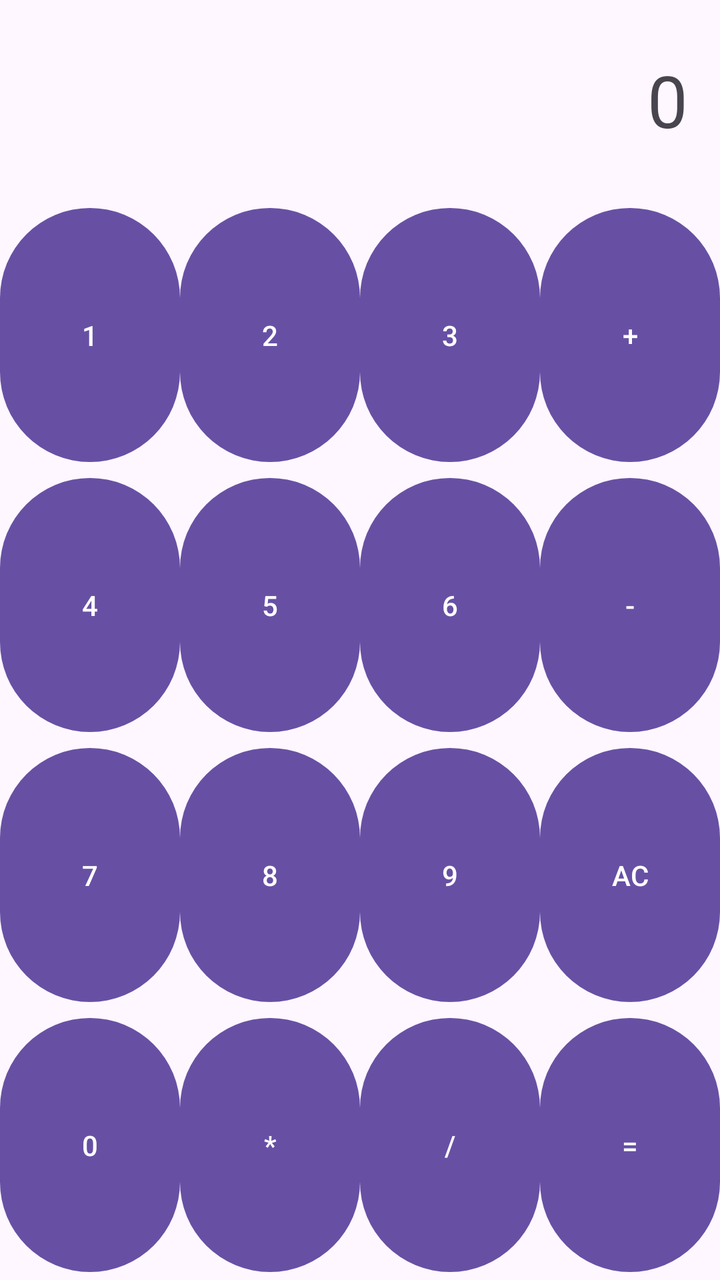
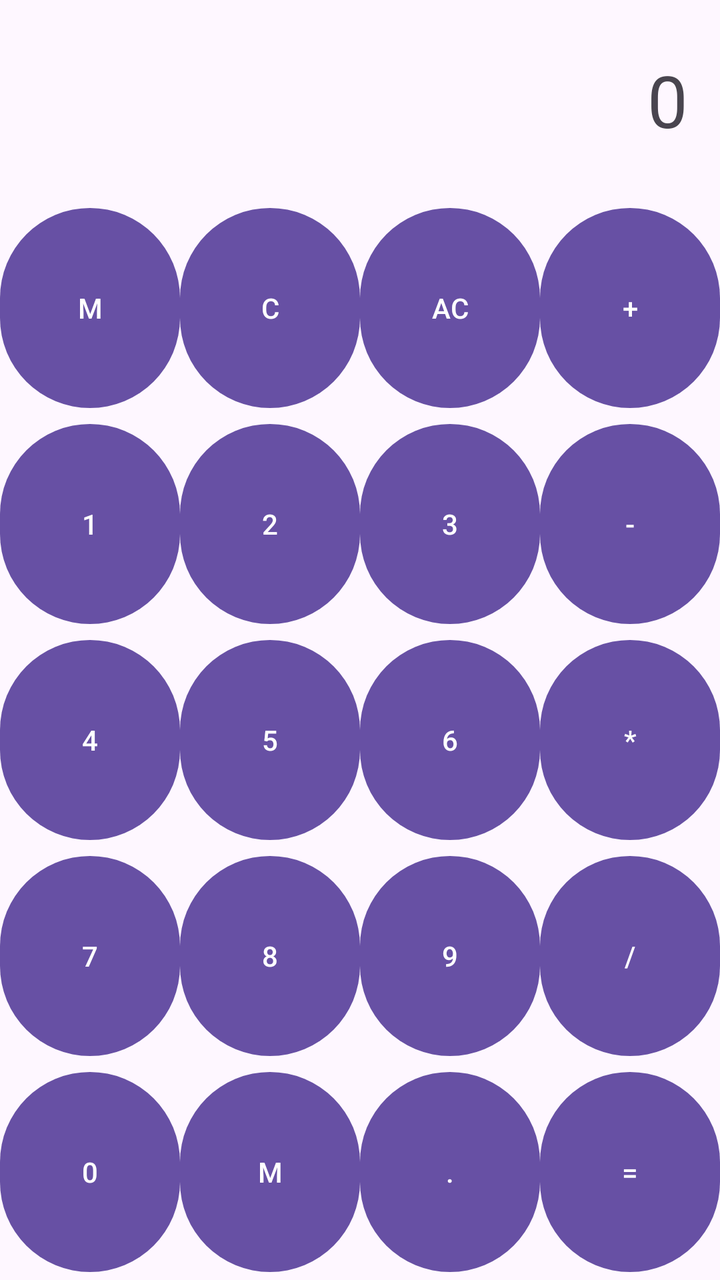

Before-and-after screenshots of an Android layout around one commit, followed by the original layout XML and the change that was made.
<!-- AndroidManifest.xml: application theme Theme.Assignment1 -->
<!-- res/layout/activity_main.xml -->
<?xml version="1.0" encoding="utf-8"?>
<androidx.constraintlayout.widget.ConstraintLayout xmlns:android="http://schemas.android.com/apk/res/android"
    xmlns:app="http://schemas.android.com/apk/res-auto"
    xmlns:tools="http://schemas.android.com/tools"
    android:id="@+id/main"
    android:layout_width="match_parent"
    android:layout_height="match_parent"
    tools:context=".MainActivity">

    
    <TextView
        android:id="@+id/display"
        android:layout_width="0dp"
        android:layout_height="100dp"
        android:text="0"
        android:textSize="36sp"
        android:gravity="end|center_vertical"
        android:padding="16dp"
        app:layout_constraintTop_toTopOf="parent"
        app:layout_constraintStart_toStartOf="parent"
        app:layout_constraintEnd_toEndOf="parent" />

    <TextView
        android:id="@+id/opDisplay"
        android:text=""
        android:layout_width="0dp"
        android:layout_height="20dp"
        android:gravity="end"
        android:padding="0dp"
        android:layout_marginEnd="20dp"
        app:layout_constraintBottom_toBottomOf="@id/display"
        app:layout_constraintStart_toStartOf="parent"
        app:layout_constraintEnd_toEndOf="@id/display"
        />


    <GridLayout
        android:layout_width="0dp"
        android:layout_height="0dp"
        android:columnCount="4"
        android:rowCount="4"
        app:layout_constraintTop_toBottomOf="@id/display"
        app:layout_constraintBottom_toBottomOf="parent"
        app:layout_constraintStart_toStartOf="parent"
        app:layout_constraintEnd_toEndOf="parent">

        
        <Button
            android:layout_width="0dp"
            android:layout_height="0dp"
            android:layout_columnWeight="1"
            android:layout_rowWeight="1"
            android:text="1"
            android:id="@+id/one"
            />
        
        <Button
            android:layout_width="0dp"
            android:layout_height="0dp"
            android:layout_columnWeight="1"
            android:layout_rowWeight="1"
            android:text="2"
            android:id="@+id/two"
            />
        
        <Button
            android:layout_width="0dp"
            android:layout_height="0dp"
            android:layout_columnWeight="1"
            android:layout_rowWeight="1"
            android:text="3"
            android:id="@+id/three"
            />
        
        <Button
            android:layout_width="0dp"
            android:layout_height="0dp"
            android:layout_columnWeight="1"
            android:layout_rowWeight="1"
            android:text="+"
            android:id="@+id/addition"
            />
        
        <Button
            android:layout_width="0dp"
            android:layout_height="0dp"
            android:layout_columnWeight="1"
            android:layout_rowWeight="1"
            android:text="4"
            android:id="@+id/four"
            />
        
        <Button
            android:layout_width="0dp"
            android:layout_height="0dp"
            android:layout_columnWeight="1"
            android:layout_rowWeight="1"
            android:text="5"
            android:id="@+id/five"
            />
        
        <Button
            android:layout_width="0dp"
            android:layout_height="0dp"
            android:layout_columnWeight="1"
            android:layout_rowWeight="1"
            android:text="6"
            android:id="@+id/six"
            />
        
        <Button
            android:layout_width="0dp"
            android:layout_height="0dp"
            android:layout_columnWeight="1"
            android:layout_rowWeight="1"
            android:text="-"
            android:id="@+id/subtraction"
            />
        
        <Button
            android:layout_width="0dp"
            android:layout_height="0dp"
            android:layout_columnWeight="1"
            android:layout_rowWeight="1"
            android:text="7"
            android:id="@+id/seven"
            />
        
        <Button
            android:layout_width="0dp"
            android:layout_height="0dp"
            android:layout_columnWeight="1"
            android:layout_rowWeight="1"
            android:text="8"
            android:id="@+id/eight"
            />
        
        <Button
            android:layout_width="0dp"
            android:layout_height="0dp"
            android:layout_columnWeight="1"
            android:layout_rowWeight="1"
            android:text="9"
            android:id="@+id/nine"
            />
        
        <Button
            android:layout_width="0dp"
            android:layout_height="0dp"
            android:layout_columnWeight="1"
            android:layout_rowWeight="1"
            android:text="AC"
            android:id="@+id/allClear"
            />
        
        <Button
            android:layout_width="0dp"
            android:layout_height="0dp"
            android:layout_columnWeight="1"
            android:layout_rowWeight="1"
            android:text="0"
            android:id="@+id/zero"
            />
        
        <Button
            android:layout_width="0dp"
            android:layout_height="0dp"
            android:layout_columnWeight="1"
            android:layout_rowWeight="1"
            android:text="*"
            android:id="@+id/multiplication"
            />
        
        <Button
            android:layout_width="0dp"
            android:layout_height="0dp"
            android:layout_columnWeight="1"
            android:layout_rowWeight="1"
            android:text="/"
            android:id="@+id/division"
            />
        
        <Button
            android:layout_width="0dp"
            android:layout_height="0dp"
            android:layout_columnWeight="1"
            android:layout_rowWeight="1"
            android:text="="
            android:id="@+id/equal"
            />


    </GridLayout>


</androidx.constraintlayout.widget.ConstraintLayout>
<!-- resources referenced by this layout -->
<resources>
  <style name="Theme.Assignment1" parent="Base.Theme.Assignment1" />
  <style name="Base.Theme.Assignment1" parent="Theme.Material3.DayNight.NoActionBar">
          
          
      </style>
</resources>

<!-- the commit's change to res/layout/activity_main.xml (unified diff, before → after) -->
@@ -44,6 +44,44 @@
         app:layout_constraintStart_toStartOf="parent"
         app:layout_constraintEnd_toEndOf="parent">
 
+
+        
+        <Button
+            android:layout_width="0dp"
+            android:layout_height="0dp"
+            android:layout_columnWeight="1"
+            android:layout_rowWeight="1"
+            android:text="M"
+            android:id="@+id/memory1"
+            />
+        
+        <Button
+            android:layout_width="0dp"
+            android:layout_height="0dp"
+            android:layout_columnWeight="1"
+            android:layout_rowWeight="1"
+            android:text="C"
+            android:id="@+id/clear"
+            />
+        
+        <Button
+            android:layout_width="0dp"
+            android:layout_height="0dp"
+            android:layout_columnWeight="1"
+            android:layout_rowWeight="1"
+            android:text="AC"
+            android:id="@+id/allClear"
+            />
+        
+        <Button
+            android:layout_width="0dp"
+            android:layout_height="0dp"
+            android:layout_columnWeight="1"
+            android:layout_rowWeight="1"
+            android:text="+"
+            android:id="@+id/addition"
+            />
+
         
         <Button
             android:layout_width="0dp"
@@ -77,9 +115,10 @@
             android:layout_height="0dp"
             android:layout_columnWeight="1"
             android:layout_rowWeight="1"
-            android:text="+"
-            android:id="@+id/addition"
-            />
+            android:text="-"
+            android:id="@+id/subtraction"
+            />
+
         
         <Button
             android:layout_width="0dp"
@@ -113,9 +152,10 @@
             android:layout_height="0dp"
             android:layout_columnWeight="1"
             android:layout_rowWeight="1"
-            android:text="-"
-            android:id="@+id/subtraction"
-            />
+            android:text="*"
+            android:id="@+id/multiplication"
+            />
+
         
         <Button
             android:layout_width="0dp"
@@ -149,9 +189,10 @@
             android:layout_height="0dp"
             android:layout_columnWeight="1"
             android:layout_rowWeight="1"
-            android:text="AC"
-            android:id="@+id/allClear"
-            />
+            android:text="/"
+            android:id="@+id/division"
+            />
+
         
         <Button
             android:layout_width="0dp"
@@ -167,17 +208,17 @@
             android:layout_height="0dp"
             android:layout_columnWeight="1"
             android:layout_rowWeight="1"
-            android:text="*"
-            android:id="@+id/multiplication"
-            />
-        
-        <Button
-            android:layout_width="0dp"
-            android:layout_height="0dp"
-            android:layout_columnWeight="1"
-            android:layout_rowWeight="1"
-            android:text="/"
-            android:id="@+id/division"
+            android:text="M"
+            android:id="@+id/memory2"
+            />
+        
+        <Button
+            android:layout_width="0dp"
+            android:layout_height="0dp"
+            android:layout_columnWeight="1"
+            android:layout_rowWeight="1"
+            android:text="."
+            android:id="@+id/decimal"
             />
         
         <Button
